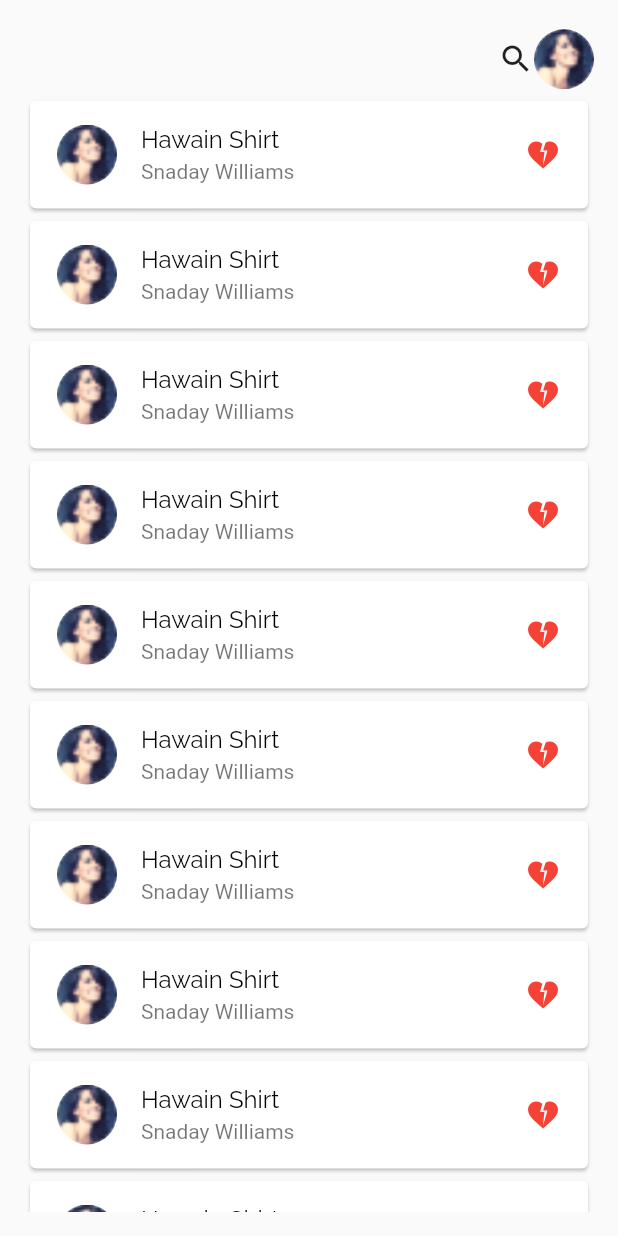
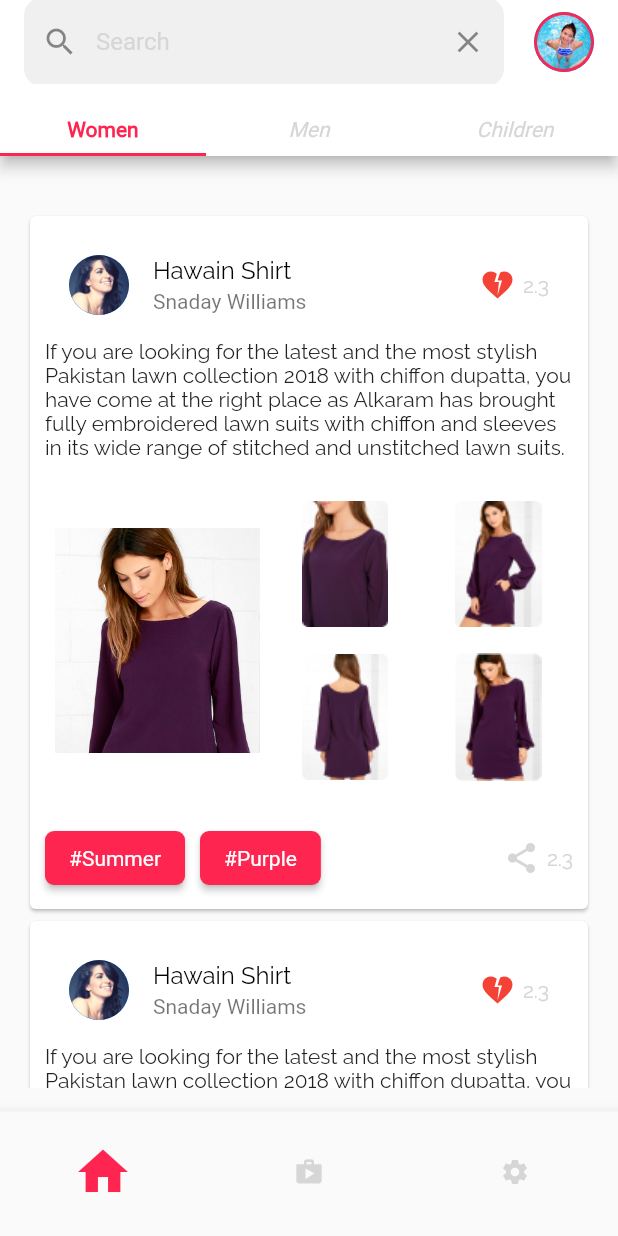
Before and after one commit to SmartDev777/FlutterDev, a Flutter app: the MainScreen screen opened directly, on a phone screen of 412 x 824 dp. Run offline on Flutter 3.47's test engine with Material 2 defaults, Android fonts, the phone set to English and light mode, and no system bars; our stand-ins replace firebase_auth, firebase_core, flutter_onboarding_slider, smooth_page_indicator; missing offline and left inert: dart:js; accounts and stored records are empty; network calls fail.

Commit message:
Hackathon 2022

```diff
--- a/hackathon2022/ecommerce_app/lib/app_colors.dart
+++ b/hackathon2022/ecommerce_app/lib/app_colors.dart
@@ -1,11 +1,13 @@
 import 'package:flutter/material.dart';
-class AppColors
-{
 
-static Color splash_color= Color(0xffFE2550);
-static Color textfiled_bg=Color(0xffF0F0F0);
-static Color btn_color=Color(0xffFE2550);
-static Color line_color=Color(0xffB0B0B0);
-static Color lable_color=Color(0xff999999);
-static Color primary_color=Color(0xffFE2550);
+class AppColors {
+  static Color splash_color = Color(0xffFE2550);
+  static Color textfiled_bg = Color(0xffF0F0F0);
+  static Color btn_color = Color(0xffFE2550);
+  static Color line_color = Color(0xffB0B0B0);
+  static Color lable_color = Color(0xff999999);
+  static Color primary_color = Color(0xffFE2550);
+
+  static Color primary_textcolor = Color(0xff212224);
+  static Color secondary_textcolor = Color(0xffD6D6D6);
 }
--- /dev/null
+++ b/hackathon2022/ecommerce_app/lib/app_constants.dart
@@ -0,0 +1,4 @@
+class AppConstant {
+  static String images_path = 'assets/images/';
+  static String icon_path = 'assets/icons/';
+}
--- a/hackathon2022/ecommerce_app/lib/main.dart
+++ b/hackathon2022/ecommerce_app/lib/main.dart
@@ -1,11 +1,13 @@
 import 'package:ecommerce_app/screens/cart_screen.dart';
 import 'package:ecommerce_app/screens/home_screen.dart';
-import 'package:ecommerce_app/screens/home_screen1.dart';
 import 'package:ecommerce_app/screens/login_screen.dart';
+import 'package:ecommerce_app/screens/main_screen.dart';
 import 'package:ecommerce_app/screens/onboarding_main.dart';
 import 'package:ecommerce_app/screens/onboarding_screen.dart';
 import 'package:ecommerce_app/screens/payment_success.dart';
+import 'package:ecommerce_app/screens/product_detail.dart';
 import 'package:ecommerce_app/screens/product_screen.dart';
+import 'package:ecommerce_app/screens/products_list.dart';
 import 'package:ecommerce_app/screens/splash_screen.dart';
 import 'package:flutter/material.dart';
 
@@ -18,6 +20,7 @@ class MyApp extends StatelessWidget {
 
   @override
   Widget build(BuildContext context) {
-    return MaterialApp(debugShowCheckedModeBanner: false, home: SplashScreen());
+    return MaterialApp(
+        debugShowCheckedModeBanner: false, home: productDetail());
   }
 }
--- a/hackathon2022/ecommerce_app/lib/screens/home_screen.dart
+++ b/hackathon2022/ecommerce_app/lib/screens/home_screen.dart
@@ -1,42 +1,63 @@
 import 'package:ecommerce_app/app_colors.dart';
+import 'package:ecommerce_app/screens/cart_screen.dart';
+import 'package:ecommerce_app/screens/product_screen.dart';
+import 'package:ecommerce_app/screens/products_list.dart';
+import 'package:flutter/gestures.dart';
 import 'package:flutter/material.dart';
 
-class HomeScreen extends StatefulWidget {
-  const HomeScreen({Key? key}) : super(key: key);
+import '../widgets/app_widgets.dart';
+
+class HomeMain extends StatefulWidget {
+  const HomeMain({Key? key}) : super(key: key);
 
   @override
-  State<HomeScreen> createState() => _HomeScreenState();
+  State<HomeMain> createState() => _HomeMainState();
 }
 
-void _onItemTapped(int index) {
-
-  }
-class _HomeScreenState extends State<HomeScreen> {
+class _HomeMainState extends State<HomeMain> {
   @override
   Widget build(BuildContext context) {
-    return Scaffold(
-      body: Text(""),
-      bottomNavigationBar: BottomNavigationBar(
-        items: const <BottomNavigationBarItem>[
-          BottomNavigationBarItem(
-            icon: Icon(Icons.home),
-            label: '',
+    return DefaultTabController(
+      length: 3,
+      child: Scaffold(
+        appBar: AppBar(
+          bottom: TabBar(
+            labelColor: AppColors.primary_color,
+            indicatorColor: AppColors.primary_color,
+            unselectedLabelColor: AppColors.secondary_textcolor,
+            labelStyle: const TextStyle(fontWeight: FontWeight.bold),
+            unselectedLabelStyle: const TextStyle(fontStyle: FontStyle.italic),
+            tabs: [
+              Padding(
+                padding: const EdgeInsets.all(8.0),
+                child: Text('Women'),
+              ),
+              Text('Men'),
+              Text('Children'),
+            ],
           ),
-          BottomNavigationBarItem(
-            icon: Icon(Icons.card_travel),
-            label: '',
-          ),
-          BottomNavigationBarItem(
-            icon: Icon(Icons.settings),
-            label: '',
-          ),
-        ],
-        currentIndex: _selectedIndex,
-        selectedItemColor:AppColors.primary_color,
-        onTap: _onItemTapped,
+          title: cartHeader(),
+          backgroundColor: Colors.white,
+        ),
+        body: TabBarView(
+            physics: BouncingScrollPhysics(),
+            dragStartBehavior: DragStartBehavior.down,
+            children: [ProductView(), ProductView(), ProductView()]),
       ),
     );
   }
 }
 
-var _selectedIndex=0;
+cartHeader() {
+  return Container(
+    child: Row(
+      children: [
+        Expanded(child: appBorderTextField("Search", Icons.search)),
+        SizedBox(
+          width: 20,
+        ),
+        appCircleImage('profile_img.png')
+      ],
+    ),
+  );
+}
--- a/hackathon2022/ecommerce_app/lib/screens/home_screen1.dart
+++ /dev/null
@@ -1,73 +0,0 @@
-import 'package:flutter/material.dart';
-
-import '../widgets/app_widgets.dart';
-
-class MainScreen extends StatefulWidget {
-  const MainScreen({Key? key}) : super(key: key);
-
-  @override
-  State<MainScreen> createState() => _MainScreenState();
-}
-
-class _MainScreenState extends State<MainScreen> {
-  @override
-  Widget build(BuildContext context) {
-    return Scaffold(
-        body: Container(
-      padding: EdgeInsets.all(16),
-      child: Column(
-        mainAxisSize: MainAxisSize.min,
-        children: [
-          cartHeader(),
-          Expanded(
-            child: ListView.builder(
-                itemCount: 15,
-                shrinkWrap: true,
-                itemBuilder: (BuildContext context, int index) {
-                  return cardItem();
-                }),
-          ),
-        ],
-      ),
-    ));
-  }
-}
-
-cartHeader() {
-  return Container(
-    child: Row(
-      children: [
-        Expanded(child: appTitle('')),
-        Icon(Icons.search),
-        CircleAvatar(
-          radius: 20.0,
-          backgroundImage: AssetImage('assets/images/circle_img.png'),
-          backgroundColor: Colors.transparent,
-        )
-      ],
-    ),
-  );
-}
-
-cardItem() {
-  return Card(
-    child: Container(
-      padding: EdgeInsets.symmetric(horizontal: 2),
-      child: ListTile(
-          leading: CircleAvatar(
-            radius: 20.0,
-            backgroundImage: AssetImage('assets/images/circle_img.png'),
-            backgroundColor: Colors.transparent,
-          ),
-          title: Text(
-            "Hawain Shirt",
-            style: TextStyle(color: Colors.black, fontFamily: 'Raleway'),
-          ),
-          subtitle: Text("Snaday Williams"),
-          trailing: Icon(
-            Icons.heart_broken,
-            color: Colors.red,
-          )),
-    ),
-  );
-}
--- /dev/null
+++ b/hackathon2022/ecommerce_app/lib/screens/main_screen.dart
@@ -0,0 +1,66 @@
+import 'package:ecommerce_app/app_colors.dart';
+import 'package:ecommerce_app/screens/cart_screen.dart';
+import 'package:ecommerce_app/screens/home_screen.dart';
+import 'package:ecommerce_app/screens/payment_success.dart';
+import 'package:ecommerce_app/widgets/app_widgets.dart';
+import 'package:flutter/material.dart';
+
+class MainScreen extends StatefulWidget {
+  const MainScreen({Key? key}) : super(key: key);
+
+  @override
+  State<MainScreen> createState() => _MainScreenState();
+}
+
+class _MainScreenState extends State<MainScreen> {
+  var _selectedIndex = 0;
+  static const List<Widget> _pages = <Widget>[
+    HomeMain(),
+    CartScreen(),
+    PaymentSuccessScreen(),
+  ];
+  void _onItemTapped(int index) {
+    setState(() {
+      _selectedIndex = index;
+    });
+  }
+
+  @override
+  Widget build(BuildContext context) {
+    return Scaffold(
+      body: _pages[_selectedIndex],
+      bottomNavigationBar: BottomNavigationBar(
+        selectedFontSize: 20,
+        showSelectedLabels: false,
+        showUnselectedLabels: false,
+        unselectedLabelStyle: TextStyle(color: AppColors.secondary_textcolor),
+        unselectedIconTheme:
+            IconThemeData(color: AppColors.secondary_textcolor, size: 20),
+        selectedIconTheme:
+            IconThemeData(color: AppColors.primary_color, size: 40),
+        selectedItemColor: AppColors.primary_color,
+        selectedLabelStyle: TextStyle(fontWeight: FontWeight.bold),
+        onTap: _onItemTapped,
+        currentIndex: _selectedIndex,
+        items: const <BottomNavigationBarItem>[
+          BottomNavigationBarItem(
+            icon: Icon(Icons.home),
+            label: 'Home',
+          ),
+          BottomNavigationBarItem(
+            icon: Icon(Icons.shop),
+            label: 'Cart',
+          ),
+          BottomNavigationBarItem(
+            icon: Icon(Icons.settings),
+            label: 'Setting',
+          ),
+          // BottomNavigationBarItem(
+          //   icon: Icon(Icons.settings),
+          //   label: 'Setting',
+          // ),
+        ],
+      ),
+    );
+  }
+}
--- /dev/null
+++ b/hackathon2022/ecommerce_app/lib/screens/products_list.dart
@@ -0,0 +1,165 @@
+import 'package:ecommerce_app/app_colors.dart';
+import 'package:flutter/material.dart';
+
+import '../widgets/app_widgets.dart';
+
+class ProductView extends StatefulWidget {
+  const ProductView({Key? key}) : super(key: key);
+
+  @override
+  State<ProductView> createState() => _ProductViewState();
+}
+
+class _ProductViewState extends State<ProductView> {
+  @override
+  Widget build(BuildContext context) {
+    return Scaffold(
+        body: Container(
+      padding: EdgeInsets.all(16),
+      child: Column(
+        mainAxisSize: MainAxisSize.min,
+        children: [
+          // cartHeader(),
+          SizedBox(
+            height: 20,
+          ),
+          Expanded(
+            child: ListView.builder(
+                itemCount: 15,
+                shrinkWrap: true,
+                itemBuilder: (BuildContext context, int index) {
+                  return cardItem();
+                }),
+          ),
+        ],
+      ),
+    ));
+  }
+}
+
+cartHeader() {
+  return Container(
+    child: Row(
+      children: [
+        Expanded(child: appBorderTextField("Search", Icons.search)),
+        SizedBox(
+          width: 20,
+        ),
+        appCircleImage('profile_img.png')
+      ],
+    ),
+  );
+}
+
+cardItem() {
+  return Card(
+    child: Container(
+      padding: EdgeInsets.symmetric(horizontal: 10, vertical: 10),
+      child: Column(
+        children: [
+          ListTile(
+            leading: appCircleImage('circle_img.png'),
+            title: Text(
+              "Hawain Shirt",
+              style: TextStyle(color: Colors.black, fontFamily: 'Raleway'),
+            ),
+            subtitle: Text("Snaday Williams"),
+            trailing: Container(
+              width: 100,
+              child: Row(
+                mainAxisSize: MainAxisSize.max,
+                mainAxisAlignment: MainAxisAlignment.end,
+                children: [
+                  Icon(
+                    Icons.heart_broken,
+                    color: Colors.red,
+                  ),
+                  SizedBox(
+                    width: 5,
+                  ),
+                  appSecondaryText('2.3')
+                ],
+              ),
+            ),
+          ),
+          appDescText(
+              'If you are looking for the latest and the most stylish Pakistan lawn collection 2018 with chiffon dupatta, you have come at the right place as Alkaram has brought fully embroidered lawn suits with chiffon and sleeves in its wide range of stitched and unstitched lawn suits.'),
+          SizedBox(
+            height: 20,
+          ),
+          Row(
+            children: [
+              Image.asset(
+                'assets/images/main.png',
+                width: 150.0,
+                height: 150.0,
+                // fit: BoxFit.cover,
+              ),
+              Expanded(
+                child: GridView.count(
+                  crossAxisCount: 2,
+                  crossAxisSpacing: 2,
+                  mainAxisSpacing: 2,
+                  shrinkWrap: true,
+                  children: [
+                    Image.asset(
+                      'assets/images/1.png',
+                      width: 50.0,
+                      height: 50.0,
+                      // fit: BoxFit.cover,
+                    ),
+                    Image.asset(
+                      'assets/images/2.png',
+                      width: 50.0,
+                      height: 50.0,
+                      // fit: BoxFit.cover,
+                    ),
+                    Image.asset(
+                      'assets/images/3.png',
+                      width: 50.0,
+                      height: 50.0,
+                      // fit: BoxFit.cover,
+                    ),
+                    Image.asset(
+                      'assets/images/4.png',
+                      width: 50.0,
+                      height: 50.0,
+                      // fit: BoxFit.cover,
+                    ),
+                  ],
+                ),
+              )
+            ],
+          ),
+          SizedBox(
+            height: 20,
+          ),
+          Row(
+            mainAxisAlignment: MainAxisAlignment.spaceBetween,
+            children: [
+              Expanded(
+                child: Row(
+                  children: [
+                    appSimpleRoundedButton('#Summer', () {}),
+                    SizedBox(
+                      width: 10,
+                    ),
+                    appSimpleRoundedButton('#Purple', () {})
+                  ],
+                ),
+              ),
+              Icon(
+                Icons.share,
+                color: AppColors.secondary_textcolor,
+              ),
+              SizedBox(
+                width: 5,
+              ),
+              appSecondaryText('2.3')
+            ],
+          )
+        ],
+      ),
+    ),
+  );
+}
--- a/hackathon2022/ecommerce_app/pubspec.yaml
+++ b/hackathon2022/ecommerce_app/pubspec.yaml
@@ -35,6 +35,7 @@ dependencies:
   # Use with the CupertinoIcons class for iOS style icons.
   cupertino_icons: ^1.0.2
   flutter_onboarding_slider: ^1.0.7
+  smooth_page_indicator: ^1.0.0+2
 dev_dependencies:
   flutter_test:
     sdk: flutter
```
Also changed, not shown: hackathon2022/ecommerce_app/lib/screens/login_screen.dart (+4 -4 lines), hackathon2022/ecommerce_app/lib/screens/onboarding_main.dart (+7 -3 lines), hackathon2022/ecommerce_app/lib/screens/payment_success.dart (+11 -5 lines), hackathon2022/ecommerce_app/lib/screens/product_detail.dart (added, +76 -0 lines), hackathon2022/ecommerce_app/lib/widgets/app_widgets.dart (+70 -2 lines), hackathon2022/ecommerce_app/assets/images/1.png (added), hackathon2022/ecommerce_app/assets/images/2.png (added), hackathon2022/ecommerce_app/assets/images/3.png (added), hackathon2022/ecommerce_app/assets/images/4.png (added), hackathon2022/ecommerce_app/assets/images/circle_img.png, hackathon2022/ecommerce_app/assets/images/main.png (added), hackathon2022/ecommerce_app/assets/images/profile_img.png (added), hackathon2022/ecommerce_app/pubspec.lock.
